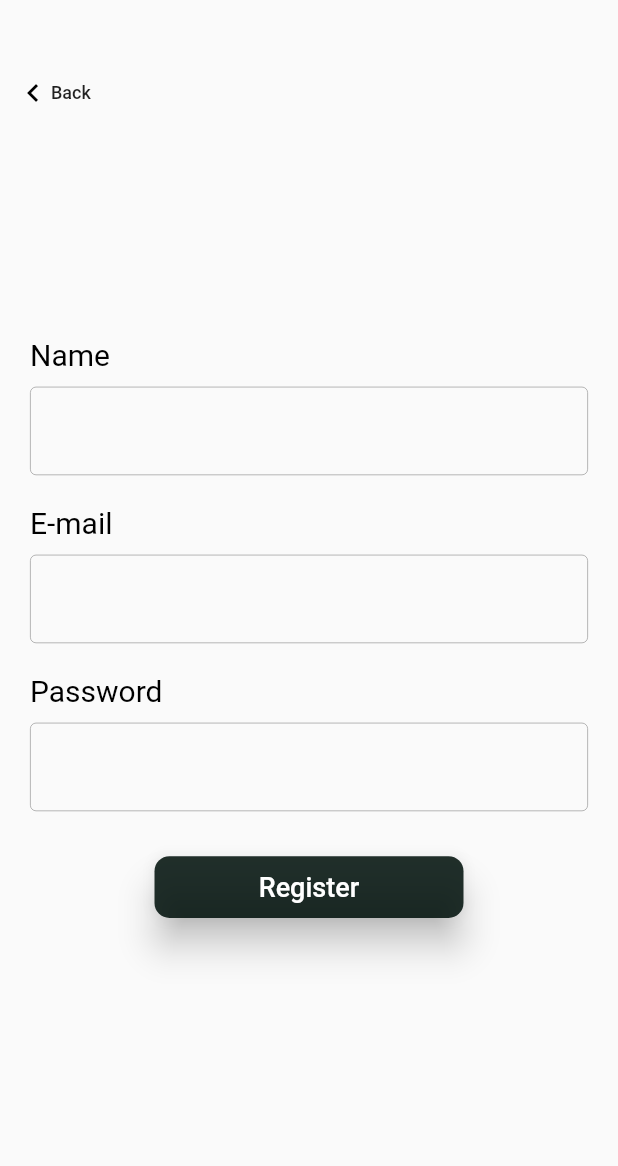
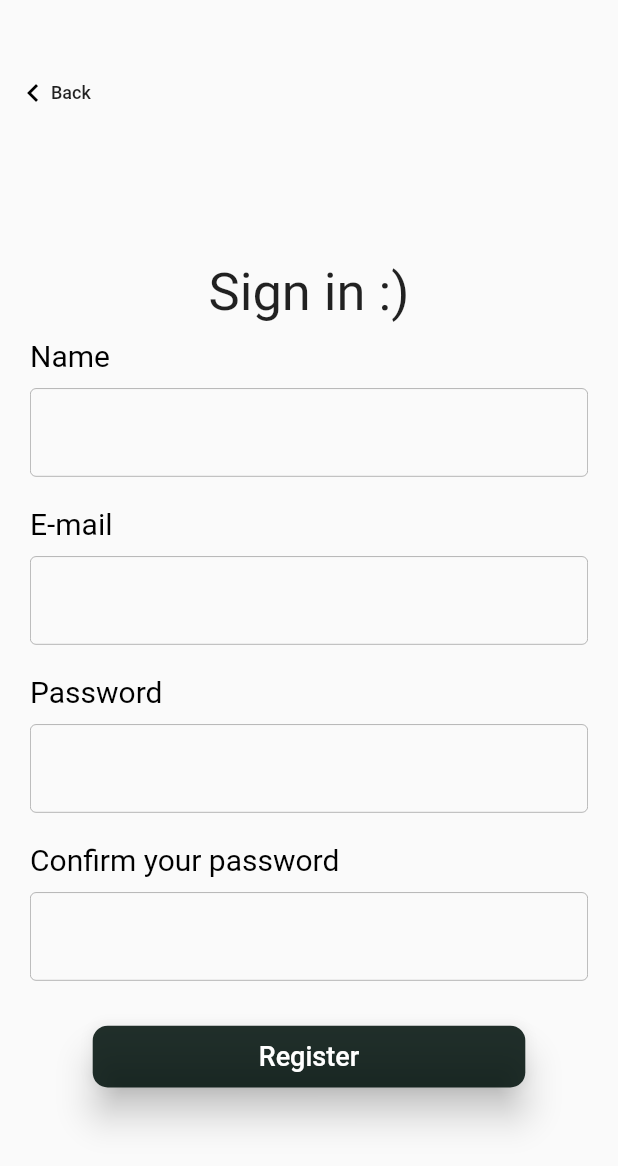
Before and after one commit to mattbrevis/login_template, a Flutter app: the SignUpPage screen opened by its route, on a phone screen of 412 x 824 dp. Shown: the top 1166 px of the screen. Run offline on Flutter 3.47's test engine with Material 2 defaults, Android fonts, the phone set to English and light mode, and no system bars.

Commit message:
Refactor custom widgets

```diff
--- a/lib/pages/intro/signup_page.dart
+++ b/lib/pages/intro/signup_page.dart
@@ -1,4 +1,3 @@
-
 import 'package:flutter/material.dart';
 
 import '../../widget/custom_button.dart';
@@ -40,28 +39,23 @@ class SignUpPageState extends State<SignUpPage> {
     );
   }
 
-
-  Widget _submitButton() {
-    return SizedBox(
-      width: MediaQuery.of(context).size.width * 0.5,
-      height: MediaQuery.of(context).size.height * 0.05,
-      child: ElevatedButton(
-          style: MyCustomButton().myCustomButtonStyle(),
-          child: const Text(
-            'Register',
-            style: TextStyle(color: Colors.white, fontSize: 18.0),
-          ),
-          onPressed: () {}),
-    );
-  }
-
-
   Widget _emailPasswordWidget() {
     return Column(
       children: <Widget>[
-        MyCustomInput(title: 'Name', isPassword: false, controller: nameTextController),
-        MyCustomInput(title: 'E-mail', isPassword: false, controller: emailTextController),
-        MyCustomInput(title: 'Password', isPassword: true, controller: passwordTextController),
+        MyCustomInput(
+            title: 'Name', isPassword: false, controller: nameTextController),
+        MyCustomInput(
+            title: 'E-mail',
+            isPassword: false,
+            controller: emailTextController),
+        MyCustomInput(
+            title: 'Password',
+            isPassword: true,
+            controller: passwordTextController),
+        MyCustomInput(
+            title: 'Confirm your password',
+            isPassword: true,
+            controller: passwordTextController),
       ],
     );
   }
@@ -82,17 +76,31 @@ class SignUpPageState extends State<SignUpPage> {
                   mainAxisAlignment: MainAxisAlignment.center,
                   children: <Widget>[
                     SizedBox(height: height * .2),
-
                     const SizedBox(
-                      height: 50,
+                      height: 10,
+                    ),
+                    const Text(
+                      'Sign in :)',
+                      style: TextStyle(fontSize: 35),
+                      textAlign: TextAlign.right,
                     ),
                     _emailPasswordWidget(),
                     const SizedBox(
                       height: 20,
                     ),
-                    _submitButton(),
+                    SizedBox(
+                      width: MediaQuery.of(context).size.width * 0.7,
+                      height: MediaQuery.of(context).size.height * 0.05,
+                      child: ElevatedButton(
+                          onPressed: () {},
+                          style: MyCustomButton.myCustomButtonStyle(),
+                          child: const Text(
+                            'Register',
+                            style: TextStyle(
+                                color: Colors.white, fontSize: 18.0),
+                          )),
+                    ),
                     SizedBox(height: height * .14),
-
                   ],
                 ),
               ),
--- a/lib/widget/custom_button.dart
+++ b/lib/widget/custom_button.dart
@@ -1,8 +1,14 @@
 import 'package:flutter/material.dart';
 
 class MyCustomButton {
+  MyCustomButton._internal();
 
-  ButtonStyle myCustomButtonStyle() {
+  static final MyCustomButton _instance = MyCustomButton._internal();
+
+  static MyCustomButton get instance => _instance;
+
+
+  static ButtonStyle myCustomButtonStyle() {
     return ElevatedButton.styleFrom(
       backgroundColor: const Color.fromARGB(224, 3, 19, 14),
       elevation: 10,
@@ -12,4 +18,16 @@ class MyCustomButton {
       ),
     );
   }
+
+  Widget myCustomButton(String title, BuildContext context) {
+    return SizedBox(
+      width: MediaQuery.of(context).size.width * 0.7,
+      height: MediaQuery.of(context).size.height * 0.05,
+      child: ElevatedButton(
+        onPressed: () {},
+        style: myCustomButtonStyle(),
+        child: Text(title, style: const TextStyle(color: Colors.white, fontSize: 18.0),)
+      ),
+    );
   }
+}
```
Lines whose indentation alone changed are shown as unchanged.
